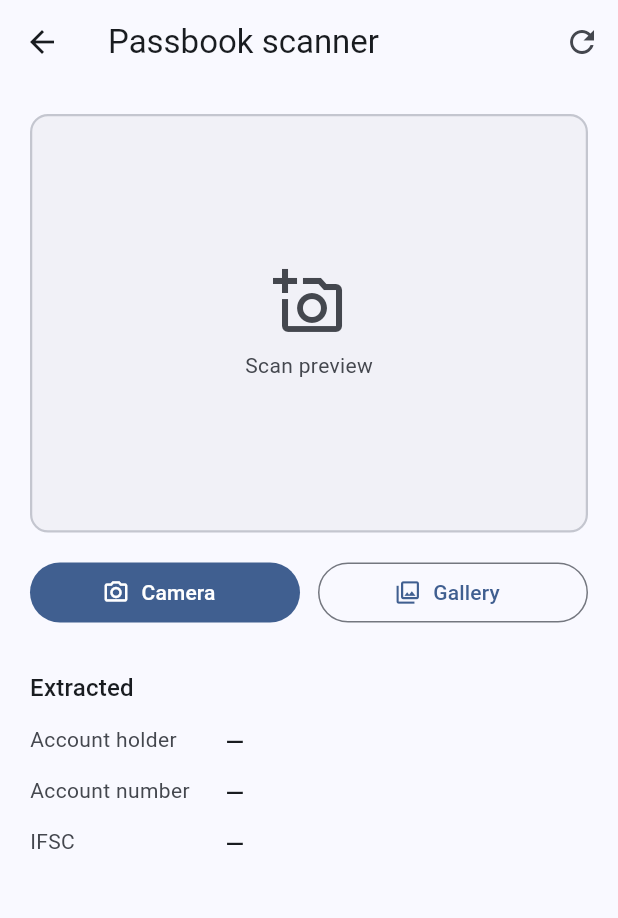
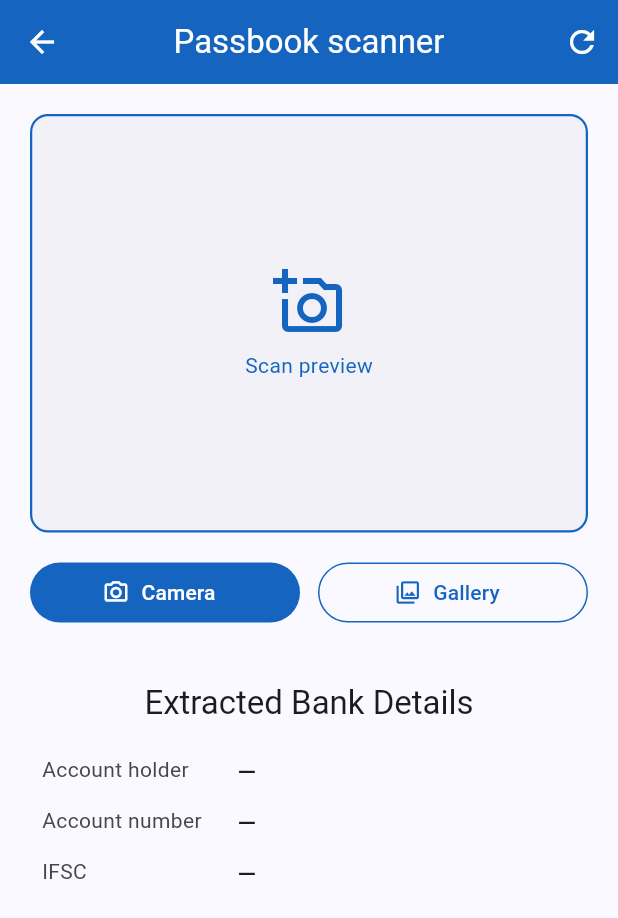
Before and after one commit to VinayaAugusthy/ocr_scanner_app, a Flutter app: the screen it shows after launch, after a tap on "Passbook / bank document", on a phone screen of 412 x 824 dp. Shown: the top 918 px of the screen. Run offline on Flutter 3.47's test engine with Material 3 defaults, Android fonts, the phone set to English and light mode, and no system bars; our stand-ins replace equatable, flutter_bloc, image_picker; missing offline and left inert: google_mlkit_text_recognition; accounts and stored records are empty.

Commit message:
refactor(ui): polish home and scanner screens with shared styling

```diff
--- a/lib/app.dart
+++ b/lib/app.dart
@@ -26,6 +26,7 @@ class OcrScannerApp extends StatelessWidget {
         title: AppStrings.materialAppTitle,
         theme: AppTheme.light(),
         home: const HomePage(),
+        debugShowCheckedModeBanner: false,
       ),
     );
   }
--- a/lib/core/constants/app_colors.dart
+++ b/lib/core/constants/app_colors.dart
@@ -4,4 +4,10 @@ abstract final class AppColors {
   AppColors._();
 
   static const Color themeSeed = Color(0xFF1565C0);
+  static const Color white = Colors.white;
+  static const Color cardScannerIconBg = Color(0xFFEAF1FF);
+  static const Color cardScannerIcon = Color(0xFF3B82F6);
+  static const Color passbookScannerIconBg = Color(0xFFE7F8F1);
+  static const Color passbookScannerIcon = Color(0xFF10B981);
+  static const Color black = Colors.black;
 }
--- a/lib/core/constants/app_strings.dart
+++ b/lib/core/constants/app_strings.dart
@@ -6,8 +6,6 @@ abstract final class AppStrings {
 
   // Home
   static const String homeHeadline = 'Choose a scanner';
-  static const String homeSubtitle =
-      'Card and passbook flows use on-device OCR; parsing is custom.';
   static const String homeCardScannerButton = 'Card scanner';
   static const String homePassbookScannerButton = 'Passbook / bank document';
 
@@ -16,7 +14,7 @@ abstract final class AppStrings {
   static const String clearTooltip = 'Clear';
   static const String cameraButton = 'Camera';
   static const String galleryButton = 'Gallery';
-  static const String extractedSectionTitle = 'Extracted';
+  static const String extractedSectionTitle = 'Extracted Bank Details';
   static const String cardFieldNumber = 'Card number';
   static const String cardFieldExpiry = 'Expiry';
   static const String cardFieldCardholder = 'Cardholder';
--- a/lib/core/presentation/widgets/camera_gallery_action_row.dart
+++ b/lib/core/presentation/widgets/camera_gallery_action_row.dart
@@ -1,4 +1,5 @@
 import 'package:flutter/material.dart';
+import 'package:ocr_scanner_app/core/constants/app_colors.dart';
 import 'package:ocr_scanner_app/core/constants/app_strings.dart';
 
 class CameraGalleryActionRow extends StatelessWidget {
@@ -19,6 +20,10 @@ class CameraGalleryActionRow extends StatelessWidget {
       children: [
         Expanded(
           child: FilledButton.icon(
+            style: FilledButton.styleFrom(
+              backgroundColor: AppColors.themeSeed,
+              foregroundColor: AppColors.white,
+            ),
             onPressed: isBusy ? null : onCamera,
             icon: const Icon(Icons.photo_camera_outlined),
             label: const Text(AppStrings.cameraButton),
@@ -27,6 +32,10 @@ class CameraGalleryActionRow extends StatelessWidget {
         const SizedBox(width: 12),
         Expanded(
           child: OutlinedButton.icon(
+            style: OutlinedButton.styleFrom(
+              foregroundColor: AppColors.themeSeed,
+              side: const BorderSide(color: AppColors.themeSeed),
+            ),
             onPressed: isBusy ? null : onGallery,
             icon: const Icon(Icons.photo_library_outlined),
             label: const Text(AppStrings.galleryButton),
--- a/lib/core/presentation/widgets/scan_image_frame.dart
+++ b/lib/core/presentation/widgets/scan_image_frame.dart
@@ -1,6 +1,7 @@
 import 'dart:io';
 
 import 'package:flutter/material.dart';
+import 'package:ocr_scanner_app/core/constants/app_colors.dart';
 import 'package:ocr_scanner_app/core/constants/app_opacity.dart';
 import 'package:ocr_scanner_app/core/constants/app_strings.dart';
 import 'package:ocr_scanner_app/core/theme/app_theme.dart';
@@ -15,9 +16,10 @@ class ScanImageFrame extends StatelessWidget {
   Widget build(BuildContext context) {
     final theme = context.appTheme;
     final borderColor = showErrorHint
-        ? theme.colorScheme.error
-            .withValues(alpha: AppOpacity.scanFrameErrorBorder)
-        : theme.colorScheme.outlineVariant;
+        ? theme.colorScheme.error.withValues(
+            alpha: AppOpacity.scanFrameErrorBorder,
+          )
+        : AppColors.themeSeed;
 
     Widget child;
     if (imagePath != null &&
@@ -56,12 +58,12 @@ class ScanImageFrame extends StatelessWidget {
       child: Column(
         mainAxisAlignment: MainAxisAlignment.center,
         children: [
-          Icon(icon, size: 48, color: theme.colorScheme.onSurfaceVariant),
+          Icon(icon, size: 48, color: AppColors.themeSeed),
           const SizedBox(height: 8),
           Text(
             AppStrings.scanPreviewLabel,
             style: theme.textTheme.bodyMedium?.copyWith(
-              color: theme.colorScheme.onSurfaceVariant,
+              color: AppColors.themeSeed,
             ),
           ),
         ],
--- a/lib/features/card_scanner/presentation/pages/card_scanner_page.dart
+++ b/lib/features/card_scanner/presentation/pages/card_scanner_page.dart
@@ -1,4 +1,6 @@
-import 'package:flutter/material.dart';import 'package:flutter_bloc/flutter_bloc.dart';
+import 'package:flutter/material.dart';
+import 'package:flutter_bloc/flutter_bloc.dart';
+import 'package:ocr_scanner_app/core/constants/app_colors.dart';
 import 'package:ocr_scanner_app/core/constants/app_strings.dart';
 import 'package:ocr_scanner_app/core/presentation/widgets/async_loading_overlay.dart';
 import 'package:ocr_scanner_app/core/presentation/widgets/camera_gallery_action_row.dart';
@@ -15,9 +17,7 @@ class CardScannerPage extends StatelessWidget {
 
   @override
   Widget build(BuildContext context) {
-    return const CardScannerInjector(
-      child: _CardScannerView(),
-    );
+    return const CardScannerInjector(child: _CardScannerView());
   }
 }
 
@@ -60,6 +60,9 @@ class _CardScannerView extends StatelessWidget {
 
         return Scaffold(
           appBar: AppBar(
+            backgroundColor: AppColors.themeSeed,
+            foregroundColor: AppColors.white,
+            centerTitle: true,
             title: const Text(AppStrings.cardScannerTitle),
             actions: [
               IconButton(
--- a/lib/features/card_scanner/presentation/widgets/card_scan_result_section.dart
+++ b/lib/features/card_scanner/presentation/widgets/card_scan_result_section.dart
@@ -17,14 +17,18 @@ class CardScanResultSection extends StatelessWidget {
     final theme = context.appTheme;
     final detailsData = details;
 
-    return Column(
+    return Padding(
+      padding: const EdgeInsets.all(16.0),
+      child: Column(
         crossAxisAlignment: CrossAxisAlignment.stretch,
         children: [
-        Text(
+          Center(
+            child: Text(
               AppStrings.extractedSectionTitle,
-          style: theme.textTheme.titleMedium,
+              style: theme.textTheme.titleLarge,
             ),
-        const SizedBox(height: 12),
+          ),
+          const SizedBox(height: 20),
           if (detailsData != null) ...[
             InfoRow(
               labelWidth: _kCardLabelWidth,
@@ -84,6 +88,7 @@ class CardScanResultSection extends StatelessWidget {
             ),
           ],
         ],
+      ),
     );
   }
 }
--- a/lib/features/home/presentation/home_page.dart
+++ b/lib/features/home/presentation/home_page.dart
@@ -1,7 +1,9 @@
 import 'package:flutter/material.dart';
+import 'package:ocr_scanner_app/core/constants/app_colors.dart';
 import 'package:ocr_scanner_app/core/constants/app_strings.dart';
 import 'package:ocr_scanner_app/core/theme/app_theme.dart';
 import 'package:ocr_scanner_app/features/card_scanner/presentation/pages/card_scanner_page.dart';
+import 'package:ocr_scanner_app/features/home/presentation/widgets/scanner_options.dart';
 import 'package:ocr_scanner_app/features/passbook_scanner/presentation/pages/passbook_scanner_page.dart';
 
 class HomePage extends StatelessWidget {
@@ -11,49 +13,54 @@ class HomePage extends StatelessWidget {
   Widget build(BuildContext context) {
     return Scaffold(
       appBar: AppBar(
+        backgroundColor: AppColors.themeSeed,
+        foregroundColor: AppColors.white,
         title: const Text(AppStrings.appTitle),
         centerTitle: true,
       ),
       body: SafeArea(
         child: Padding(
-          padding: const EdgeInsets.all(24),
+          padding: const EdgeInsets.all(16),
           child: Column(
             crossAxisAlignment: CrossAxisAlignment.stretch,
+
             children: [
+              const SizedBox(height: 12),
+
               Text(
+                textAlign: TextAlign.center,
                 AppStrings.homeHeadline,
                 style: context.appTheme.textTheme.titleLarge,
               ),
-              const SizedBox(height: 8),
-              Text(
-                AppStrings.homeSubtitle,
-                style: context.appTheme.textTheme.bodyMedium?.copyWith(
-                  color: context.appTheme.colorScheme.onSurfaceVariant,
-                ),
-              ),
+
               const SizedBox(height: 32),
-              FilledButton.icon(
-                onPressed: () {
+              ScannerCard(
+                title: AppStrings.homeCardScannerButton,
+                icon: Icons.credit_card_rounded,
+                iconBg: AppColors.cardScannerIconBg,
+                iconColor: AppColors.cardScannerIcon,
+                onTap: () {
                   Navigator.of(context).push(
                     MaterialPageRoute<void>(
                       builder: (_) => const CardScannerPage(),
                     ),
                   );
                 },
-                icon: const Icon(Icons.credit_card),
-                label: const Text(AppStrings.homeCardScannerButton),
               ),
-              const SizedBox(height: 16),
-              OutlinedButton.icon(
-                onPressed: () {
+              const SizedBox(height: 32),
+
+              ScannerCard(
+                title: AppStrings.homePassbookScannerButton,
+                icon: Icons.account_balance_rounded,
+                iconBg: AppColors.passbookScannerIconBg,
+                iconColor: AppColors.passbookScannerIcon,
+                onTap: () {
                   Navigator.of(context).push(
                     MaterialPageRoute<void>(
                       builder: (_) => const PassbookScannerPage(),
                     ),
                   );
                 },
-                icon: const Icon(Icons.menu_book_outlined),
-                label: const Text(AppStrings.homePassbookScannerButton),
               ),
             ],
           ),
--- /dev/null
+++ b/lib/features/home/presentation/widgets/scanner_options.dart
@@ -0,0 +1,63 @@
+import 'package:flutter/material.dart';
+import 'package:ocr_scanner_app/core/constants/app_colors.dart';
+import 'package:ocr_scanner_app/core/theme/app_theme.dart';
+
+class ScannerCard extends StatelessWidget {
+  const ScannerCard({
+    super.key,
+    required this.title,
+    required this.icon,
+    required this.iconBg,
+    required this.iconColor,
+    required this.onTap,
+  });
+
+  final String title;
+  final IconData icon;
+  final Color iconBg;
+  final Color iconColor;
+  final VoidCallback onTap;
+
+  @override
+  Widget build(BuildContext context) {
+    return InkWell(
+      borderRadius: BorderRadius.circular(28),
+      onTap: onTap,
+      child: Container(
+        padding: const EdgeInsets.all(20),
+        decoration: BoxDecoration(
+          color: AppColors.white,
+          borderRadius: BorderRadius.circular(28),
+          boxShadow: [
+            BoxShadow(
+              color: AppColors.black.withValues(alpha: 0.06),
+              blurRadius: 20,
+              offset: const Offset(0, 10),
+            ),
+          ],
+        ),
+        child: Row(
+          children: [
+            Container(
+              height: 82,
+              width: 82,
+              decoration: BoxDecoration(
+                color: iconBg,
+                borderRadius: BorderRadius.circular(22),
+              ),
+              child: Icon(icon, color: iconColor, size: 38),
+            ),
+
+            const SizedBox(width: 18),
+
+            Expanded(
+              child: Text(title, style: context.appTheme.textTheme.titleMedium),
+            ),
+
+            Icon(Icons.arrow_forward_ios_rounded, color: iconColor, size: 22),
+          ],
+        ),
+      ),
+    );
+  }
+}
--- a/lib/features/passbook_scanner/presentation/pages/passbook_scanner_page.dart
+++ b/lib/features/passbook_scanner/presentation/pages/passbook_scanner_page.dart
@@ -1,5 +1,6 @@
 import 'package:flutter/material.dart';
 import 'package:flutter_bloc/flutter_bloc.dart';
+import 'package:ocr_scanner_app/core/constants/app_colors.dart';
 import 'package:ocr_scanner_app/core/constants/app_strings.dart';
 import 'package:ocr_scanner_app/core/presentation/widgets/async_loading_overlay.dart';
 import 'package:ocr_scanner_app/core/presentation/widgets/camera_gallery_action_row.dart';
@@ -59,6 +60,9 @@ class _PassbookScannerView extends StatelessWidget {
 
         return Scaffold(
           appBar: AppBar(
+            backgroundColor: AppColors.themeSeed,
+            foregroundColor: AppColors.white,
+            centerTitle: true,
             title: const Text(AppStrings.passbookScannerTitle),
             actions: [
               IconButton(
--- a/lib/features/passbook_scanner/presentation/widgets/passbook_scan_result_section.dart
+++ b/lib/features/passbook_scanner/presentation/widgets/passbook_scan_result_section.dart
@@ -15,14 +15,18 @@ class PassbookScanResultSection extends StatelessWidget {
     final theme = context.appTheme;
     final detailsData = details;
 
-    return Column(
+    return Padding(
+      padding: const EdgeInsets.all(8.0),
+      child: Column(
         crossAxisAlignment: CrossAxisAlignment.stretch,
         children: [
-        Text(
+          Center(
+            child: Text(
               AppStrings.extractedSectionTitle,
-          style: theme.textTheme.titleMedium,
+              style: theme.textTheme.titleLarge,
             ),
-        const SizedBox(height: 12),
+          ),
+          const SizedBox(height: 20),
           if (detailsData != null) ...[
             InfoRow(
               label: AppStrings.passbookFieldHolder,
@@ -51,6 +55,7 @@ class PassbookScanResultSection extends StatelessWidget {
             ),
           ],
         ],
+      ),
     );
   }
 }
```
Lines whose indentation alone changed are shown as unchanged.
